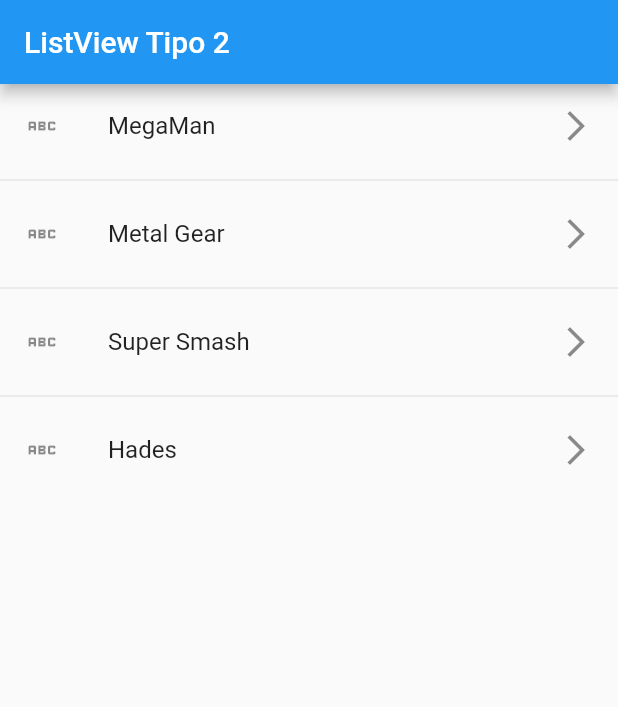
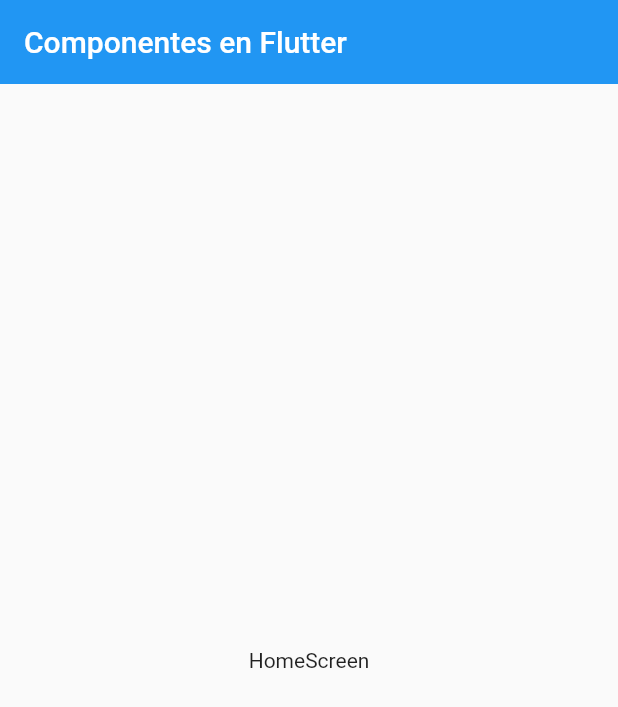
Before and after one commit to RoHeTT17/componentesNuevos, a Flutter app: the screen it shows after launch, on a phone screen of 412 x 824 dp. Shown: the top 707 px of the screen. Run offline on Flutter 3.47's test engine with Material 2 defaults, Android fonts, the phone set to English and light mode, and no system bars.

Commit message:
A la clase 69

```diff
--- a/lib/main.dart
+++ b/lib/main.dart
@@ -1,5 +1,6 @@
-import 'package:componentesnews/screens/listview2_screen.dart';
 import 'package:flutter/material.dart';
+import 'screens/screens.dart';
+
 
 void main() => runApp(MyApp());
 
@@ -9,10 +10,18 @@
 
   @override
   Widget build(BuildContext context) {
-    return const MaterialApp(
+    return MaterialApp(
       debugShowCheckedModeBanner: false,
       title: 'Material App',
-      home: ListView2Screen(),
+      //home: const CardScreen(),
+      initialRoute: 'home',
+      routes: {
+        'home'  : (context)  => const HomeScreen(),
+        'card'  : (context)  => const CardScreen(),
+        'alert' : (context) => const AlertScreen(),
+        'view1' : (context) => const ListViewScreen(),
+        'view2' : (context) => const ListView2Screen(),
+      },
     );
   }
 }
--- /dev/null
+++ b/lib/screens/home_screen.dart
@@ -0,0 +1,19 @@
+import 'package:flutter/material.dart';
+
+class HomeScreen extends StatelessWidget {
+
+  const HomeScreen({Key? key}) : super(key: key);
+
+  @override
+  Widget build(BuildContext context) {
+    return Scaffold(
+      appBar: AppBar(
+        title: const Text('Componentes en Flutter'),
+        elevation: 0,
+      ),
+      body: Center(
+         child: Text('HomeScreen'),
+      ),
+    );
+  }
+}
--- a/lib/screens/listview2_screen.dart
+++ b/lib/screens/listview2_screen.dart
@@ -8,18 +8,21 @@
   @override
   Widget build(BuildContext context) {
 
-    final options = ["MegaMan","Metal Gear","Super Smash","Hades"];
+    final options = ["MegaMan","Metal Gear","Super Smash","Hades","Pokemon"];
 
     return  Scaffold(
       appBar: AppBar(
           title: const Text("ListView Tipo 2"),
+          elevation: 0,
+          backgroundColor: Colors.indigo,
       ),
       body: ListView.separated(
         itemCount: options.length,
         itemBuilder: (BuildContext context, int index) => ListTile(
             leading:  const Icon(Icons.abc),
             title:    Text(options[index]),
-            trailing: const Icon(Icons.arrow_forward_ios_outlined),
+            trailing: const Icon(Icons.arrow_forward_ios_outlined,color: Colors.indigo,),
+            onTap: (){},
         ),
         separatorBuilder: (BuildContext _ , int __) =>  const Divider(),
 
--- /dev/null
+++ b/lib/screens/screens.dart
@@ -0,0 +1,5 @@
+export 'package:componentesnews/screens/aler_screen.dart';
+export 'package:componentesnews/screens/card_screen.dart';
+export 'package:componentesnews/screens/listview_screen.dart';
+export 'package:componentesnews/screens/listview2_screen.dart';
+export 'package:componentesnews/screens/home_screen.dart';
```
Also changed, not shown: lib/screens/aler_screen.dart (added, +15 -0 lines), lib/screens/card_screen.dart (added, +15 -0 lines).
